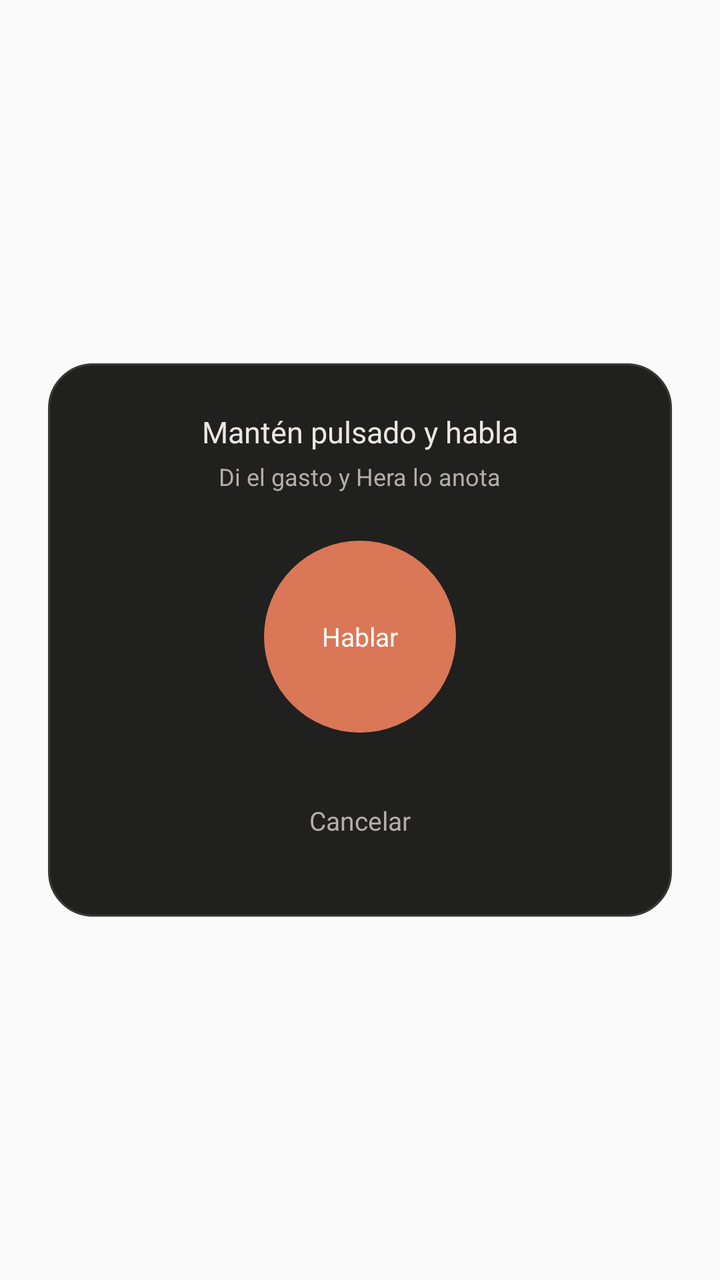
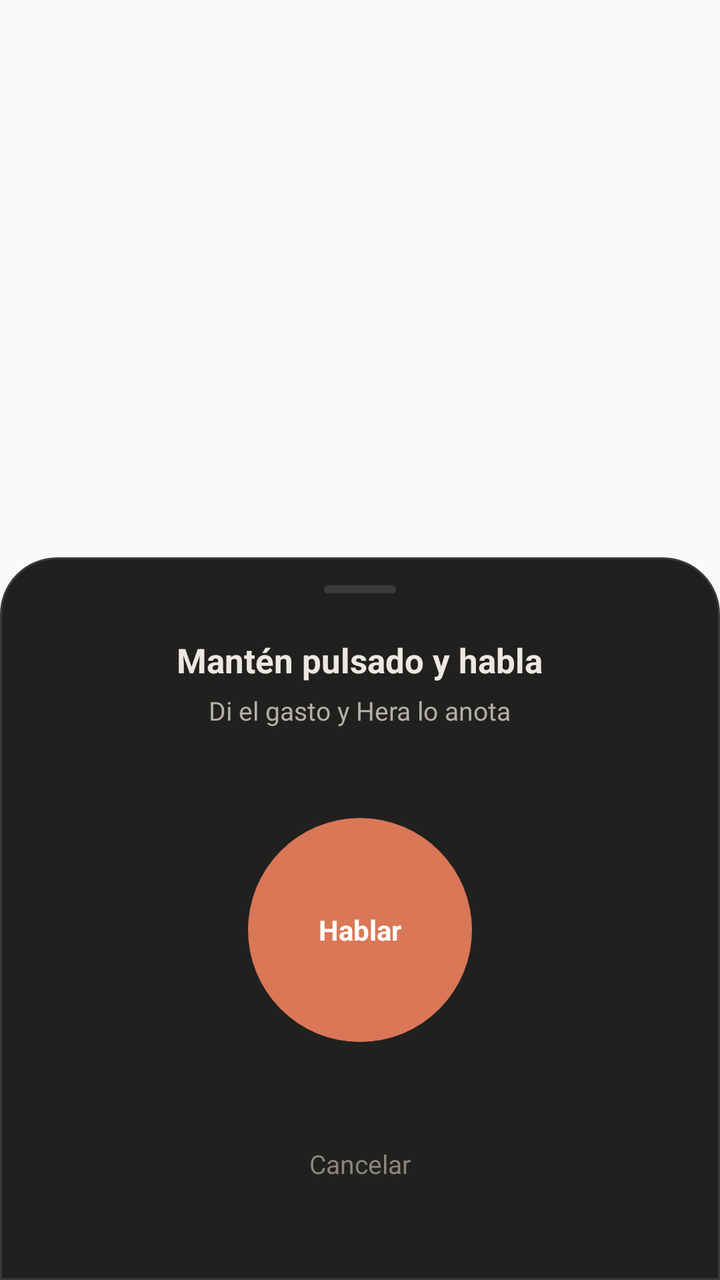

Screens rendered from an Android XML layout before and after an edit, with the pre-edit source and the edit as a unified diff.
<!-- AndroidManifest.xml: application theme AppTheme -->
<!-- res/layout/actividad_dictado.xml -->
<?xml version="1.0" encoding="utf-8"?>
<LinearLayout xmlns:android="http://schemas.android.com/apk/res/android"
    android:layout_width="match_parent"
    android:layout_height="match_parent"
    android:orientation="vertical"
    android:gravity="center"
    android:padding="24dp">

    <LinearLayout
        android:layout_width="match_parent"
        android:layout_height="wrap_content"
        android:orientation="vertical"
        android:gravity="center"
        android:background="@drawable/widget_fondo"
        android:padding="24dp">

        <TextView
            android:id="@+id/dictado_estado"
            android:layout_width="wrap_content"
            android:layout_height="wrap_content"
            android:textColor="#ECE7E1"
            android:textSize="15sp"
            android:text="Mantén pulsado y habla" />

        <TextView
            android:layout_width="wrap_content"
            android:layout_height="wrap_content"
            android:layout_marginTop="4dp"
            android:textColor="#B4AEA8"
            android:textSize="12sp"
            android:text="Di el gasto y Hera lo anota" />

        <TextView
            android:id="@+id/dictado_boton"
            android:layout_width="96dp"
            android:layout_height="96dp"
            android:layout_marginTop="24dp"
            android:background="@drawable/dictado_circulo"
            android:gravity="center"
            android:textColor="#FFFFFF"
            android:textSize="13sp"
            android:text="Hablar" />

        <TextView
            android:id="@+id/dictado_cerrar"
            android:layout_width="wrap_content"
            android:layout_height="48dp"
            android:layout_marginTop="20dp"
            android:paddingHorizontal="24dp"
            android:gravity="center"
            android:textColor="#B4AEA8"
            android:textSize="13sp"
            android:text="Cancelar" />
    </LinearLayout>
</LinearLayout>
<!-- resources referenced by this layout -->
<resources>
  <!-- drawable dictado_circulo (drawable) -->
  <?xml version="1.0" encoding="utf-8"?>
  <shape xmlns:android="http://schemas.android.com/apk/res/android" android:shape="oval">
      <solid android:color="#D97757" />
  </shape>
  <!-- drawable widget_fondo (drawable) -->
  <?xml version="1.0" encoding="utf-8"?>
  <shape xmlns:android="http://schemas.android.com/apk/res/android" android:shape="rectangle">
      <solid android:color="#20201F" />
      <corners android:radius="22dp" />
      <stroke android:width="1dp" android:color="#3A3A38" />
  </shape>
  <style name="AppTheme" parent="Theme.AppCompat.Light.DarkActionBar">
          
          <item name="colorPrimary">@color/colorPrimary</item>
          <item name="colorPrimaryDark">@color/colorPrimaryDark</item>
          <item name="colorAccent">@color/colorAccent</item>
      </style>
</resources>

<!-- the commit's change to res/layout/actividad_dictado.xml (unified diff, before → after) -->
@@ -1,55 +1,82 @@
 <?xml version="1.0" encoding="utf-8"?>
-<LinearLayout xmlns:android="http://schemas.android.com/apk/res/android"
+<FrameLayout xmlns:android="http://schemas.android.com/apk/res/android"
+    android:id="@+id/dictado_fondo"
     android:layout_width="match_parent"
-    android:layout_height="match_parent"
-    android:orientation="vertical"
-    android:gravity="center"
-    android:padding="24dp">
+    android:layout_height="match_parent">
 
     <LinearLayout
         android:layout_width="match_parent"
         android:layout_height="wrap_content"
+        android:layout_gravity="bottom"
         android:orientation="vertical"
-        android:gravity="center"
-        android:background="@drawable/widget_fondo"
-        android:padding="24dp">
+        android:gravity="center_horizontal"
+        android:background="@drawable/dictado_hoja"
+        android:paddingTop="14dp"
+        android:paddingBottom="34dp"
+        android:paddingHorizontal="28dp"
+        android:clickable="true"
+        android:focusable="true">
+
+        <View
+            android:layout_width="36dp"
+            android:layout_height="4dp"
+            android:background="@drawable/dictado_asa" />
 
         <TextView
             android:id="@+id/dictado_estado"
             android:layout_width="wrap_content"
             android:layout_height="wrap_content"
+            android:layout_marginTop="22dp"
             android:textColor="#ECE7E1"
-            android:textSize="15sp"
+            android:textSize="17sp"
+            android:textStyle="bold"
             android:text="Mantén pulsado y habla" />
 
         <TextView
+            android:id="@+id/dictado_ayuda"
             android:layout_width="wrap_content"
             android:layout_height="wrap_content"
-            android:layout_marginTop="4dp"
+            android:layout_marginTop="5dp"
             android:textColor="#B4AEA8"
-            android:textSize="12sp"
+            android:textSize="13sp"
             android:text="Di el gasto y Hera lo anota" />
 
-        <TextView
-            android:id="@+id/dictado_boton"
-            android:layout_width="96dp"
-            android:layout_height="96dp"
-            android:layout_marginTop="24dp"
-            android:background="@drawable/dictado_circulo"
-            android:gravity="center"
-            android:textColor="#FFFFFF"
-            android:textSize="13sp"
-            android:text="Hablar" />
+        <FrameLayout
+            android:layout_width="150dp"
+            android:layout_height="150dp"
+            android:layout_marginTop="26dp">
+
+            
+            <View
+                android:id="@+id/dictado_aro"
+                android:layout_width="120dp"
+                android:layout_height="120dp"
+                android:layout_gravity="center"
+                android:alpha="0"
+                android:background="@drawable/dictado_aro" />
+
+            <TextView
+                android:id="@+id/dictado_boton"
+                android:layout_width="112dp"
+                android:layout_height="112dp"
+                android:layout_gravity="center"
+                android:background="@drawable/dictado_circulo"
+                android:gravity="center"
+                android:textColor="#FFFFFF"
+                android:textSize="14sp"
+                android:textStyle="bold"
+                android:text="Hablar" />
+        </FrameLayout>
 
         <TextView
             android:id="@+id/dictado_cerrar"
             android:layout_width="wrap_content"
             android:layout_height="48dp"
-            android:layout_marginTop="20dp"
-            android:paddingHorizontal="24dp"
+            android:layout_marginTop="18dp"
+            android:paddingHorizontal="28dp"
             android:gravity="center"
-            android:textColor="#B4AEA8"
+            android:textColor="#8B857E"
             android:textSize="13sp"
             android:text="Cancelar" />
     </LinearLayout>
-</LinearLayout>
+</FrameLayout>
<!-- resource entries referenced after the edit -->
@@ -1,15 +1,27 @@
 <!-- resources referenced by this layout -->
 <resources>
+  <!-- drawable dictado_aro (drawable) -->
+  <?xml version="1.0" encoding="utf-8"?>
+  <shape xmlns:android="http://schemas.android.com/apk/res/android" android:shape="oval">
+      <solid android:color="#00000000" />
+      <stroke android:width="2dp" android:color="#D97757" />
+  </shape>
+  <!-- drawable dictado_asa (drawable) -->
+  <?xml version="1.0" encoding="utf-8"?>
+  <shape xmlns:android="http://schemas.android.com/apk/res/android" android:shape="rectangle">
+      <solid android:color="#3A3A38" />
+      <corners android:radius="2dp" />
+  </shape>
   <!-- drawable dictado_circulo (drawable) -->
   <?xml version="1.0" encoding="utf-8"?>
   <shape xmlns:android="http://schemas.android.com/apk/res/android" android:shape="oval">
       <solid android:color="#D97757" />
   </shape>
-  <!-- drawable widget_fondo (drawable) -->
+  <!-- drawable dictado_hoja (drawable) -->
   <?xml version="1.0" encoding="utf-8"?>
   <shape xmlns:android="http://schemas.android.com/apk/res/android" android:shape="rectangle">
       <solid android:color="#20201F" />
-      <corners android:radius="22dp" />
+      <corners android:topLeftRadius="28dp" android:topRightRadius="28dp" />
       <stroke android:width="1dp" android:color="#3A3A38" />
   </shape>
   <style name="AppTheme" parent="Theme.AppCompat.Light.DarkActionBar">
